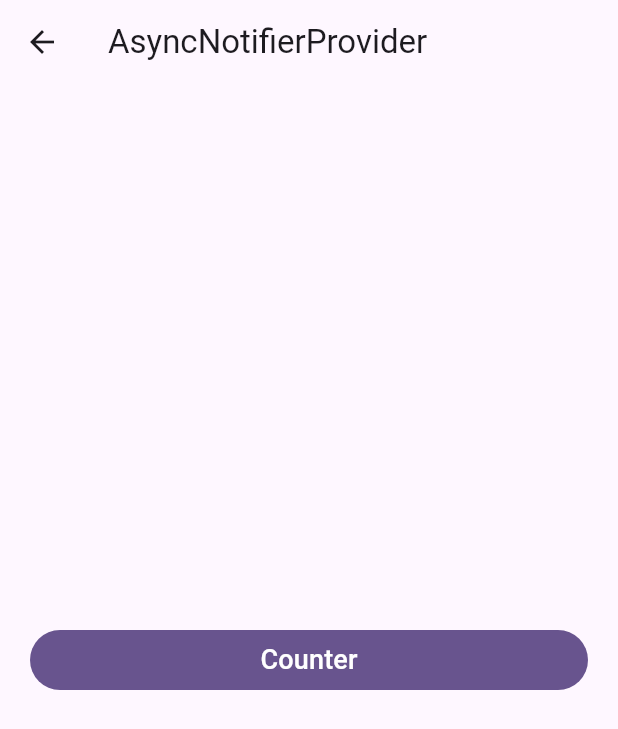
After one commit to K-Mose/Flutter_Riverpod_Essential, a Flutter app: the AsyncNotifierProviderScreen screen opened directly, on a phone screen of 412 x 824 dp. The commit adds this screen. Shown: the top 729 px of the screen. Run offline on Flutter 3.47's test engine with Material 3 defaults, Android fonts, the phone set to English and light mode, and no system bars; our stand-ins replace dio, equatable, flutter_riverpod, freezed_annotation, riverpod, riverpod_annotation; missing offline and left inert: bulleted_list; generated files the repository leaves out were written again.

Commit message:
All Providers -  1. AsyncNotifierProvider - Overview

```diff
--- /dev/null
+++ b/0_all_providers/all_providers/lib/providers/async_notifier_provider/home.dart
@@ -0,0 +1,29 @@
+import 'package:all_providers/providers/async_notifier_provider/pages/counter/counter_page.dart';
+import 'package:flutter/material.dart';
+
+import 'package:all_providers/widgets/custom_button.dart';
+
+class AsyncNotifierProviderScreen extends StatelessWidget {
+  const AsyncNotifierProviderScreen({super.key});
+
+  @override
+  Widget build(BuildContext context) {
+    return Scaffold(
+      appBar: AppBar(
+        title: const Text('AsyncNotifierProvider'),
+      ),
+      body: Center(
+        child: ListView(
+          padding: const EdgeInsets.all(20),
+          shrinkWrap: true,
+          children: const [
+            CustomButton(
+              title: 'Counter',
+              child: CounterPage(),
+            ),
+          ],
+        ),
+      ),
+    );
+  }
+}
--- /dev/null
+++ b/0_all_providers/all_providers/lib/providers/async_notifier_provider/widgets/custom_button.dart
@@ -0,0 +1,29 @@
+import 'package:flutter/material.dart';
+
+class CustomButton extends StatelessWidget {
+  const CustomButton({
+    super.key,
+    required this.title,
+    required this.child,
+  });
+  final String title;
+  final Widget child;
+
+  @override
+  Widget build(BuildContext context) {
+    return Padding(
+      padding: const EdgeInsets.symmetric(vertical: 5.0),
+      child: FilledButton(
+        onPressed: () {
+          Navigator.of(context).push(
+            MaterialPageRoute(builder: (_) => child),
+          );
+        },
+        child: Text(
+          title,
+          style: const TextStyle(fontSize: 18),
+        ),
+      ),
+    );
+  }
+}
```
Also changed, not shown: 0_all_providers/all_providers/lib/main.dart (+9 -0 lines), 0_all_providers/all_providers/lib/providers/async_notifier_provider/models/activity.dart (added, +43 -0 lines), 0_all_providers/all_providers/lib/providers/async_notifier_provider/pages/counter/counter_page.dart (added, +68 -0 lines), 0_all_providers/all_providers/lib/providers/async_notifier_provider/pages/counter/counter_provider.dart (added, +47 -0 lines), 0_all_providers/all_providers/lib/providers/async_notifier_provider/providers/dio_provider.dart (added, +14 -0 lines), 0_all_providers/all_providers/lib/providers/async_notifier_provider/img.png (added), 1 other file.
